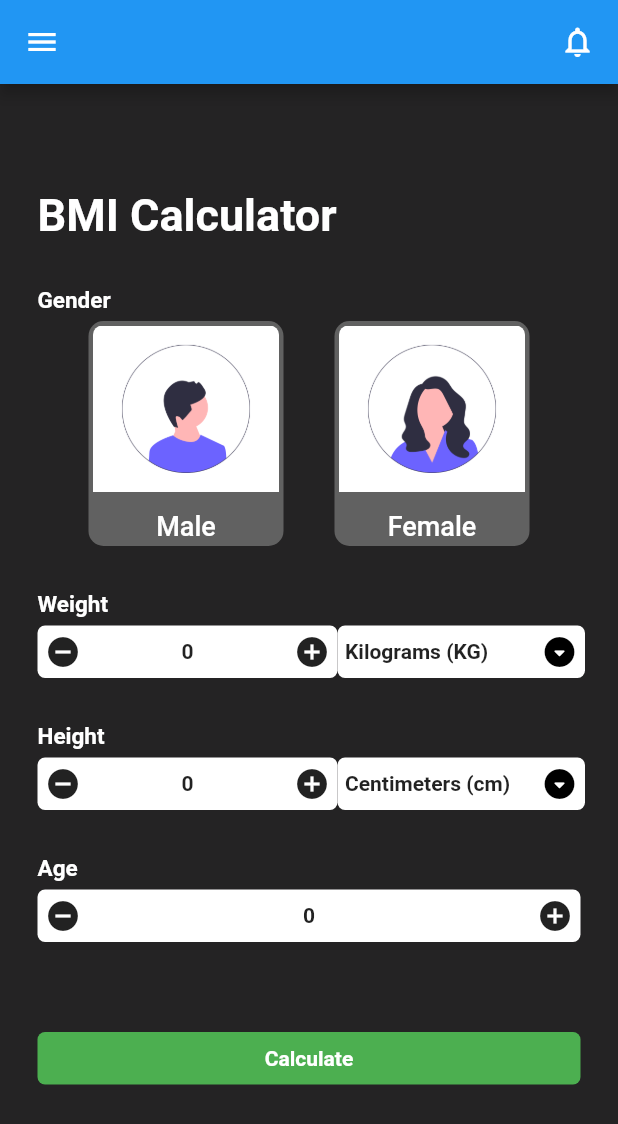
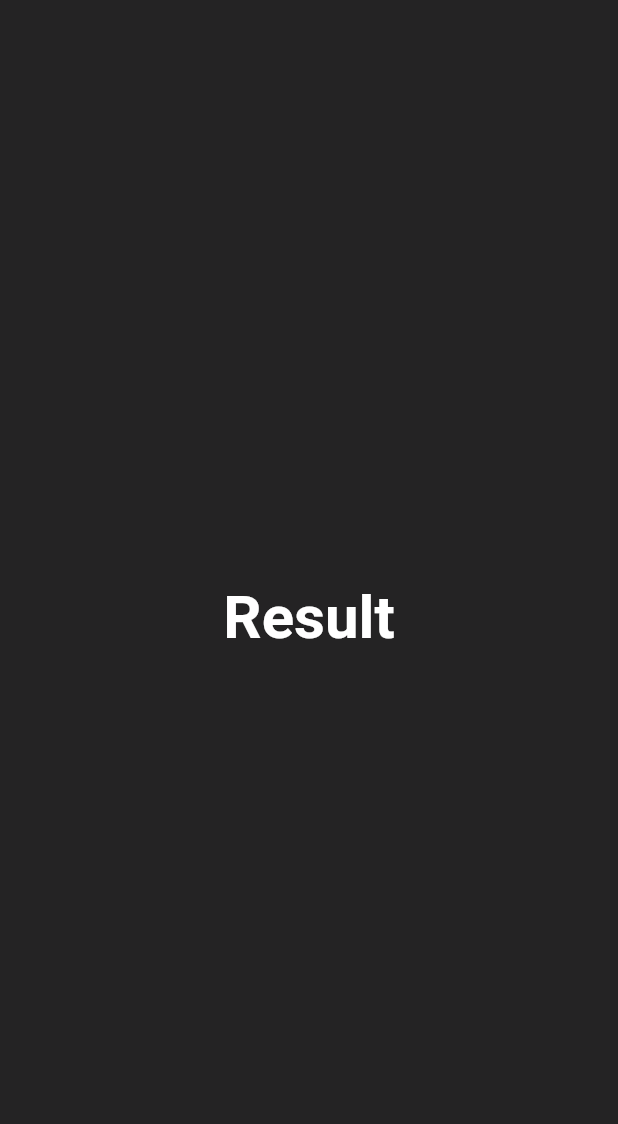
Before and after one commit to AnJasid/bmi_calculator, a Flutter app: the screen it shows after launch, after a tap on "Calculate", on a phone screen of 412 x 824 dp. Shown: the top 1124 px of the screen. Run offline on Flutter 3.47's test engine with Material 2 defaults, Android fonts, the phone set to English and light mode, and no system bars.

Commit message:
Result screen generated

```diff
--- a/lib/screens/home_screen.dart
+++ b/lib/screens/home_screen.dart
@@ -1,4 +1,5 @@
 import 'package:bmi_calculator/components/buttons.dart';
+import 'package:bmi_calculator/screens/result_screen.dart';
 import 'package:bmi_calculator/sections/age_section.dart';
 import 'package:bmi_calculator/sections/height_section.dart';
 import 'package:bmi_calculator/sections/weight_section.dart';
@@ -87,7 +88,14 @@ class HomeScreen extends StatelessWidget {
             // calculate button
             CustomButton(
               btnLabel: 'Calculate',
-              onTap: () {},
+              onTap: () {
+                Navigator.push(
+                  context,
+                  MaterialPageRoute(
+                    builder: (context) => const ResultScreen(),
+                  ),
+                );
+              },
             ),
           ],
         ),
--- /dev/null
+++ b/lib/screens/result_screen.dart
@@ -0,0 +1,25 @@
+import 'package:flutter/material.dart';
+
+class ResultScreen extends StatelessWidget {
+  const ResultScreen({super.key});
+
+  @override
+  Widget build(BuildContext context) {
+    return const Scaffold(
+      body: Center(
+        child: Column(
+          mainAxisAlignment: MainAxisAlignment.center,
+          children: [
+            Text(
+              'Result',
+              style: TextStyle(
+                  color: Colors.white,
+                  fontSize: 40,
+                  fontWeight: FontWeight.bold),
+            )
+          ],
+        ),
+      ),
+    );
+  }
+}
```
